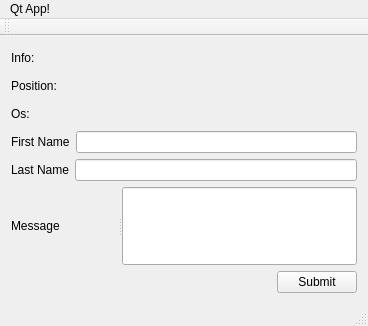
Qt form mainwindow.ui (VladimirTambovtsev/QtStarterPack) before a commit.
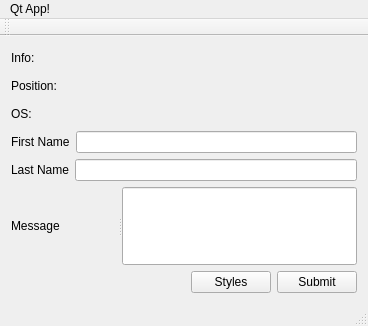
The same form after that commit.

The edit to the form file:
```diff
--- a/mainwindow.ui
+++ b/mainwindow.ui
@@ -34,7 +34,7 @@
       <item>
        <widget class="QLabel" name="osLabel">
         <property name="text">
-         <string>Os:</string>
+         <string>OS:</string>
         </property>
        </widget>
       </item>
@@ -96,6 +96,13 @@
         </property>
        </spacer>
       </item>
+      <item>
+       <widget class="QPushButton" name="pushButton_2">
+        <property name="text">
+         <string>Styles</string>
+        </property>
+       </widget>
+      </item>
       <item>
        <widget class="QPushButton" name="pushButton">
         <property name="text">
```
